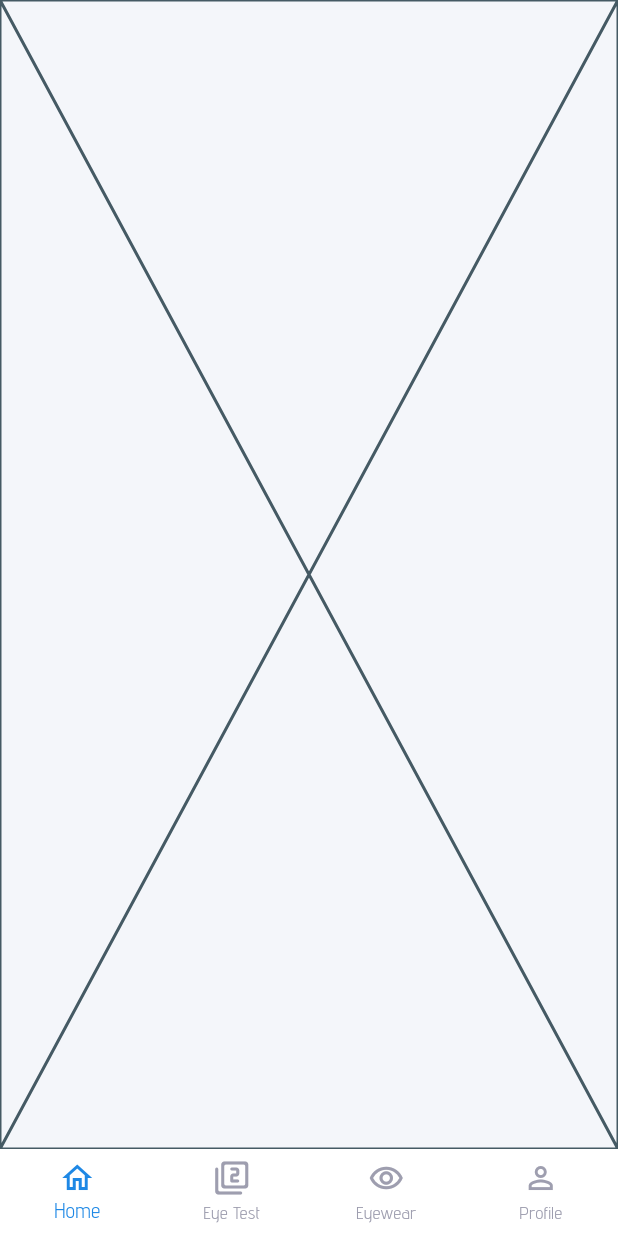
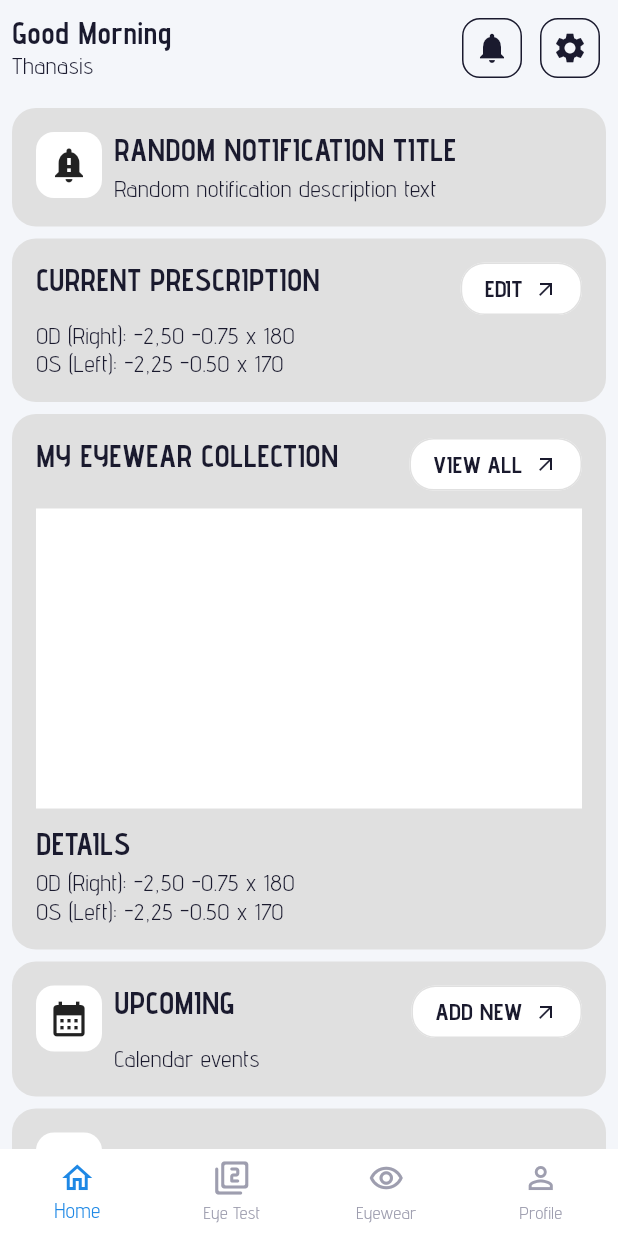
Before and after one commit to Thanasis-Traitsis/my_eyes_flutter, a Flutter app: the screen it shows after launch, on a phone screen of 412 x 824 dp. Run offline on Flutter 3.47's test engine with Material 3 defaults, Android fonts, the light colour scheme and no system bars; our stand-ins replace bloc, equatable, flutter_bloc, go_router, shared_preferences.

Commit message:
feat: create UI mockups for home screen

```diff
--- /dev/null
+++ b/lib/core/constants/app_sizes.dart
@@ -0,0 +1,6 @@
+class AppSizes {
+  AppSizes._();
+
+  static const double iconSizeS = 16.0;
+  static const double iconSizeL = 28.0;
+}
--- /dev/null
+++ b/lib/core/constants/app_spacing.dart
@@ -0,0 +1,8 @@
+class AppSpacing {
+  static const double spacingXL = 24.0;
+  static const double spacingL = 16.0;
+  static const double spacingM = 8.0;
+  static const double spacingS = 4.0;
+
+  static const double screenPadding = 8.0;
+}
--- a/lib/core/router/app_pages.dart
+++ b/lib/core/router/app_pages.dart
@@ -1,5 +1,6 @@
 import 'package:flutter/material.dart';
 import 'package:my_eyes/core/router/app_routes.dart';
+import 'package:my_eyes/presentation/home/screens/home_screen.dart';
 
 class PageInfo {
   final String path;
@@ -22,7 +23,7 @@ class AppPages {
     path: AppRoutes.home,
     name: 'home',
     title: 'Home',
-    builder: (_) => const Placeholder(),
+    builder: (_) => const HomeScreen(),
   );
 
   static final eyeTest = PageInfo(
--- a/lib/core/router/app_router.dart
+++ b/lib/core/router/app_router.dart
@@ -2,7 +2,7 @@ import 'package:go_router/go_router.dart';
 import 'package:my_eyes/core/constants/app_keys.dart';
 import 'package:my_eyes/core/router/app_pages.dart';
 import 'package:my_eyes/core/router/app_routes.dart';
-import 'package:my_eyes/presentation/screen_with_navbar.dart';
+import 'package:my_eyes/presentation/shared/screens/screen_with_navbar.dart';
 
 class AppRouter {
   AppRouter._();
--- a/lib/core/theme/app_theme.dart
+++ b/lib/core/theme/app_theme.dart
@@ -1,5 +1,6 @@
 import 'package:flutter/material.dart';
 import 'package:my_eyes/core/constants/app_borders.dart';
+import 'package:my_eyes/core/constants/app_spacing.dart';
 import 'package:my_eyes/core/constants/app_strings.dart';
 import 'package:my_eyes/core/constants/app_text_sizes.dart';
 import 'package:my_eyes/core/theme/app_colors.dart';
@@ -99,27 +100,44 @@ class AppTheme {
         ),
       ),
 
-      // Elevated Button
-      elevatedButtonTheme: ElevatedButtonThemeData(
-        style: ElevatedButton.styleFrom(
-          backgroundColor: colors.primary,
-          foregroundColor: colors.white,
-          textStyle: const TextStyle(
+      // Divider
+      dividerTheme: DividerThemeData(
+        color: colors.divider,
+        thickness: AppBorders.smallBorderWidth,
+      ),
+
+      outlinedButtonTheme: OutlinedButtonThemeData(
+        style: OutlinedButton.styleFrom(
+          foregroundColor: colors.textPrimary,
+          backgroundColor: colors.surface,
+          textStyle: TextStyle(
             fontFamily: appFont,
             fontSize: AppTextSizes.textSizeS,
             fontWeight: FontWeight.bold,
           ),
           shape: RoundedRectangleBorder(
-            borderRadius: AppBorders.mediumBorderRadius,
+            borderRadius: AppBorders.largeBorderRadius,
           ),
-          minimumSize: const Size(double.infinity, 52),
+          padding: const EdgeInsets.symmetric(
+            horizontal: AppSpacing.spacingL,
+            vertical: AppSpacing.spacingM,
+          ),
+          minimumSize: Size.zero,
+          tapTargetSize: MaterialTapTargetSize.shrinkWrap,
         ),
       ),
 
-      // Divider
-      dividerTheme: DividerThemeData(
-        color: colors.divider,
-        thickness: AppBorders.smallBorderWidth,
+      iconButtonTheme: IconButtonThemeData(
+        style: ButtonStyle(
+          shape: WidgetStatePropertyAll(
+            RoundedRectangleBorder(
+              borderRadius: AppBorders.mediumBorderRadius,
+              side: BorderSide(color: colors.textPrimary),
+            ),
+          ),
+          padding: const WidgetStatePropertyAll(EdgeInsets.zero),
+          iconColor: WidgetStatePropertyAll(colors.textPrimary),
+        ),
       ),
     );
   }
--- /dev/null
+++ b/lib/presentation/home/screens/home_screen.dart
@@ -0,0 +1,81 @@
+import 'package:flutter/material.dart';
+import 'package:my_eyes/core/constants/app_spacing.dart';
+import 'package:my_eyes/core/utils/theme_extensions.dart';
+import 'package:my_eyes/presentation/shared/screens/custom_screen.dart';
+import 'package:my_eyes/presentation/shared/widgets/custom_container.dart';
+import 'package:my_eyes/presentation/shared/widgets/custom_text.dart';
+import 'package:my_eyes/presentation/shared/widgets/shortcut_card.dart';
+
+class HomeScreen extends StatelessWidget {
+  const HomeScreen({super.key});
+
+  @override
+  Widget build(BuildContext context) {
+    return CustomScreen(
+      regularTitle: "Good Morning",
+      subtitle: "Thanasis",
+      suffixButtons: [
+        IconButton(icon: const Icon(Icons.notifications), onPressed: () {}),
+        IconButton(icon: const Icon(Icons.settings), onPressed: () {}),
+      ],
+      child: Column(
+        spacing: AppSpacing.spacingM,
+        children: [
+          CustomContainer(
+            icon: Icons.notification_important,
+            containerTitle: "Random notification title",
+            containerChild: CustomText(
+              text: "Random notification description text",
+            ),
+          ),
+          CustomContainer(
+            buttonText: "edit",
+            onButtonPressed: () {},
+            containerTitle: "Current prescription",
+            containerChild: Column(
+              crossAxisAlignment: .start,
+              children: [
+                CustomText(text: "OD (Right): -2,50 -0.75 x 180"),
+                CustomText(text: "OS (Left): -2,25 -0.50 x 170"),
+              ],
+            ),
+          ),
+          CustomContainer(
+            buttonText: "view all",
+            onButtonPressed: () {},
+            containerTitle: "my eyewear collection",
+            containerChild: Container(
+              margin: .symmetric(vertical: AppSpacing.spacingM),
+              width: double.infinity,
+              height: 200,
+              color: context.colors.white,
+            ),
+            footerTitle: "details",
+            footerContent: Column(
+              crossAxisAlignment: .start,
+              children: [
+                CustomText(text: "OD (Right): -2,50 -0.75 x 180"),
+                CustomText(text: "OS (Left): -2,25 -0.50 x 170"),
+              ],
+            ),
+          ),
+          CustomContainer(
+            icon: Icons.calendar_month,
+            buttonText: "add new",
+            onButtonPressed: () {},
+            containerTitle: "upcoming",
+            containerChild: CustomText(text: "Calendar events"),
+          ),
+          ShortcutCard(
+            cardTitle: "add new prescription",
+            icon: Icons.fiber_new_outlined,
+          ),
+          ShortcutCard(
+            cardTitle: "add new lenses",
+            icon: Icons.fiber_new_outlined,
+          ),
+        ],
+      ),
+    );
+  }
+}
--- /dev/null
+++ b/lib/presentation/shared/screens/custom_screen.dart
@@ -0,0 +1,95 @@
+import 'package:flutter/material.dart';
+import 'package:my_eyes/core/constants/app_spacing.dart';
+import 'package:my_eyes/core/theme/custom_text_type.dart';
+import 'package:my_eyes/presentation/shared/widgets/custom_text.dart';
+
+class CustomScreen extends StatelessWidget {
+  const CustomScreen({
+    super.key,
+    required this.child,
+    this.withPadding = true,
+    this.bigTitle,
+    this.regularTitle,
+    this.subtitle,
+    this.suffixButtons = const [],
+    this.prefixButtons = const [],
+  });
+
+  final Widget child;
+  final bool withPadding;
+  final String? bigTitle;
+  final String? regularTitle;
+  final String? subtitle;
+  final List<IconButton> suffixButtons;
+  final List<IconButton> prefixButtons;
+
+  @override
+  Widget build(BuildContext context) {
+    return Scaffold(
+      body: SafeArea(
+        child: Column(
+          children: [
+            _buildHeader(context),
+            Expanded(
+              child: SingleChildScrollView(
+                child: SizedBox(
+                  width: double.infinity,
+                  child: Padding(
+                    padding: .all(AppSpacing.screenPadding),
+                    child: child,
+                  ),
+                ),
+              ),
+            ),
+          ],
+        ),
+      ),
+    );
+  }
+
+  Widget _buildHeader(BuildContext context) {
+    final hasTitles = [
+      bigTitle,
+      regularTitle,
+      subtitle,
+    ].any((text) => text != null);
+
+    return Container(
+      color:
+          Theme.of(context).appBarTheme.backgroundColor ??
+          Theme.of(context).colorScheme.surface,
+      padding: const .all(AppSpacing.screenPadding),
+      child: Row(
+        spacing: AppSpacing.spacingS,
+        crossAxisAlignment: .center,
+        children: [
+          ...prefixButtons,
+          if (hasTitles)
+            Expanded(
+              child: Column(
+                crossAxisAlignment: .start,
+                children: [
+                  if (bigTitle case final title?)
+                    CustomText(
+                      text: title,
+                      textType: CustomTextType.bigHeading,
+                    ),
+                  if (regularTitle case final title?)
+                    CustomText(
+                      text: title,
+                      textType: CustomTextType.smallHeading,
+                    ),
+                  if (subtitle case final title?)
+                    CustomText(
+                      text: title,
+                      textType: CustomTextType.regularBody,
+                    ),
+                ],
+              ),
+            ),
+          ...suffixButtons,
+        ],
+      ),
+    );
+  }
+}
--- /dev/null
+++ b/lib/presentation/shared/widgets/custom_container.dart
@@ -0,0 +1,101 @@
+import 'package:flutter/material.dart';
+import 'package:my_eyes/core/constants/app_borders.dart';
+import 'package:my_eyes/core/constants/app_sizes.dart';
+import 'package:my_eyes/core/constants/app_spacing.dart';
+import 'package:my_eyes/core/theme/custom_text_type.dart';
+import 'package:my_eyes/core/utils/theme_extensions.dart';
+import 'package:my_eyes/presentation/shared/widgets/custom_text.dart';
+
+class CustomContainer extends StatelessWidget {
+  const CustomContainer({
+    super.key,
+    required this.containerTitle,
+    required this.containerChild,
+    this.footerTitle,
+    this.footerContent,
+    this.icon,
+    this.buttonText,
+    this.onButtonPressed,
+  });
+
+  final String containerTitle;
+  final Widget containerChild;
+  final String? footerTitle;
+  final Widget? footerContent;
+  final IconData? icon;
+  final String? buttonText;
+  final VoidCallback? onButtonPressed;
+
+  @override
+  Widget build(BuildContext context) {
+    return Container(
+      padding: .all(AppSpacing.spacingL),
+      decoration: BoxDecoration(
+        color: context.colors.divider,
+        borderRadius: AppBorders.largeBorderRadius,
+      ),
+      child: Row(
+        spacing: AppSpacing.spacingM,
+        crossAxisAlignment: .start,
+        children: [
+          if (icon case final iconData?)
+            Container(
+              padding: .all(AppSpacing.spacingM),
+              decoration: BoxDecoration(
+                color: context.colors.white,
+                borderRadius: AppBorders.mediumBorderRadius,
+              ),
+              child: Icon(iconData, size: AppSizes.iconSizeL),
+            ),
+          Expanded(
+            child: Column(
+              spacing: AppSpacing.spacingS,
+              crossAxisAlignment: .start,
+              children: [
+                Row(
+                  crossAxisAlignment: .start,
+                  mainAxisSize: .max,
+                  children: [
+                    Expanded(
+                      child: CustomText(
+                        text: containerTitle.toUpperCase(),
+                        textType: CustomTextType.smallHeading,
+                      ),
+                    ),
+                    if (buttonText != null && onButtonPressed != null) ...[
+                      SizedBox(width: AppSpacing.spacingM),
+                      IntrinsicWidth(
+                        child: OutlinedButton.icon(
+                          iconAlignment: IconAlignment.end,
+                          icon: const Icon(
+                            Icons.arrow_outward,
+                            size: AppSizes.iconSizeS,
+                          ),
+                          label: Text(buttonText!.toUpperCase()),
+                          onPressed: onButtonPressed,
+                        ),
+                      ),
+                    ],
+                  ],
+                ),
+                containerChild,
+                if (footerTitle != null && footerContent != null)
+                  Column(
+                    crossAxisAlignment: .start,
+                    spacing: AppSpacing.spacingS,
+                    children: [
+                      CustomText(
+                        text: footerTitle!.toUpperCase(),
+                        textType: CustomTextType.smallHeading,
+                      ),
+                      footerContent!,
+                    ],
+                  ),
+              ],
+            ),
+          ),
+        ],
+      ),
+    );
+  }
+}
--- /dev/null
+++ b/lib/presentation/shared/widgets/custom_text.dart
@@ -0,0 +1,18 @@
+import 'package:flutter/material.dart';
+import 'package:my_eyes/core/theme/custom_text_type.dart';
+
+class CustomText extends StatelessWidget {
+  final String text;
+  final CustomTextType textType;
+
+  const CustomText({
+    super.key,
+    required this.text,
+    this.textType = CustomTextType.regularBody,
+  });
+
+  @override
+  Widget build(BuildContext context) {
+    return Text(text, style: textType.getTextStyle(context));
+  }
+}
--- /dev/null
+++ b/lib/presentation/shared/widgets/shortcut_card.dart
@@ -0,0 +1,50 @@
+import 'package:flutter/material.dart';
+import 'package:my_eyes/core/constants/app_borders.dart';
+import 'package:my_eyes/core/constants/app_sizes.dart';
+import 'package:my_eyes/core/constants/app_spacing.dart';
+import 'package:my_eyes/core/theme/custom_text_type.dart';
+import 'package:my_eyes/core/utils/theme_extensions.dart';
+import 'package:my_eyes/presentation/shared/widgets/custom_text.dart';
+
+class ShortcutCard extends StatelessWidget {
+  const ShortcutCard({super.key, required this.cardTitle, required this.icon});
+
+  final String cardTitle;
+  final IconData icon;
+
+  @override
+  Widget build(BuildContext context) {
+    return Material(
+      color: context.colors.divider,
+      borderRadius: AppBorders.largeBorderRadius,
+      child: InkWell(
+        onTap: () {},
+        borderRadius: AppBorders.largeBorderRadius,
+        child: Padding(
+          padding: .all(AppSpacing.spacingL),
+          child: Row(
+            spacing: AppSpacing.spacingM,
+            crossAxisAlignment: .center,
+            children: [
+              Container(
+                padding: .all(AppSpacing.spacingM),
+                decoration: BoxDecoration(
+                  color: context.colors.white,
+                  borderRadius: AppBorders.mediumBorderRadius,
+                ),
+                child: Icon(icon, size: AppSizes.iconSizeL),
+              ),
+              Expanded(
+                child: CustomText(
+                  text: cardTitle.toUpperCase(),
+                  textType: CustomTextType.smallHeading,
+                ),
+              ),
+              Icon(Icons.arrow_forward, size: AppSizes.iconSizeL),
+            ],
+          ),
+        ),
+      ),
+    );
+  }
+}
--- a/pubspec.yaml
+++ b/pubspec.yaml
@@ -19,7 +19,7 @@ publish_to: 'none' # Remove this line if you wish to publish to pub.dev
 version: 1.0.0+1
 
 environment:
-  sdk: ^3.8.1
+  sdk: ^3.10.0
 
 # Dependencies specify other packages that your package needs in order to work.
 # To automatically upgrade your package dependencies to the latest versions
```
Also changed, not shown: lib/presentation/shared/screens/screen_with_navbar.dart (renamed from lib/presentation/screen_with_navbar.dart), pubspec.lock.
